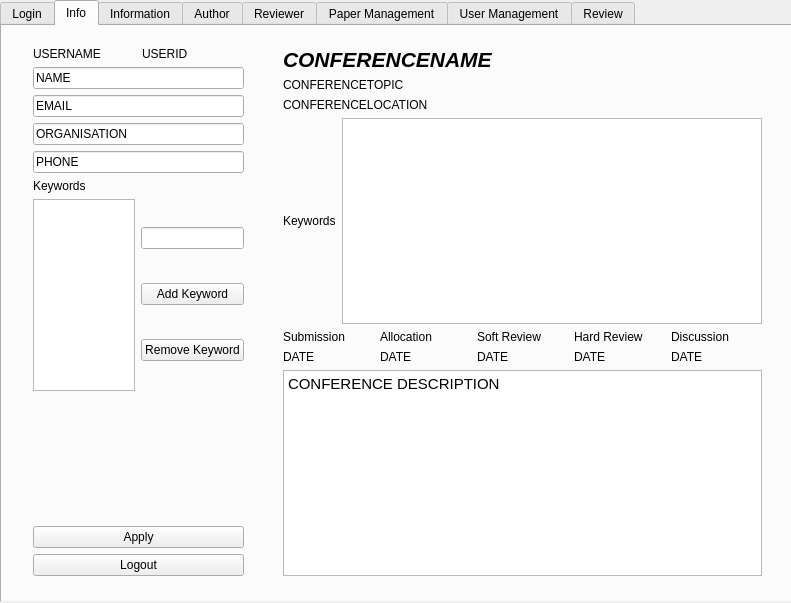
This is CMS/MainWindow.ui in AlexMattLaurenceLukeSam/master as Qt 5 draws it before an edit. The edited form follows.
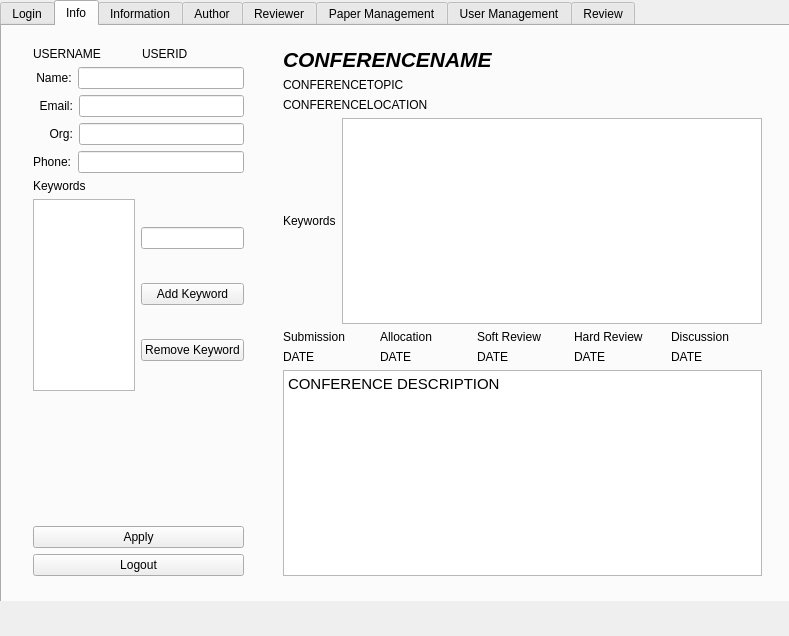
This is the edited form. The open tabs and pages were chosen to show the change.

```diff
--- a/CMS/MainWindow.ui
+++ b/CMS/MainWindow.ui
@@ -6,8 +6,8 @@
    <rect>
     <x>0</x>
     <y>0</y>
-    <width>791</width>
-    <height>603</height>
+    <width>789</width>
+    <height>636</height>
    </rect>
   </property>
   <property name="windowTitle">
@@ -228,32 +228,60 @@
           </layout>
          </item>
          <item>
-          <widget class="QLineEdit" name="name">
-           <property name="text">
-            <string>NAME</string>
-           </property>
-          </widget>
+          <layout class="QHBoxLayout" name="horizontalLayout_35">
+           <item>
+            <widget class="QLabel" name="label_34">
+             <property name="text">
+              <string> Name:</string>
+             </property>
+            </widget>
+           </item>
+           <item>
+            <widget class="QLineEdit" name="name"/>
+           </item>
+          </layout>
          </item>
          <item>
-          <widget class="QLineEdit" name="email">
-           <property name="text">
-            <string>EMAIL</string>
-           </property>
-          </widget>
+          <layout class="QHBoxLayout" name="horizontalLayout_36">
+           <item>
+            <widget class="QLabel" name="label_36">
+             <property name="text">
+              <string>  Email:</string>
+             </property>
+            </widget>
+           </item>
+           <item>
+            <widget class="QLineEdit" name="email"/>
+           </item>
+          </layout>
          </item>
          <item>
-          <widget class="QLineEdit" name="organisation">
-           <property name="text">
-            <string>ORGANISATION</string>
-           </property>
-          </widget>
+          <layout class="QHBoxLayout" name="horizontalLayout_37">
+           <item>
+            <widget class="QLabel" name="label_38">
+             <property name="text">
+              <string>     Org:</string>
+             </property>
+            </widget>
+           </item>
+           <item>
+            <widget class="QLineEdit" name="organisation_3"/>
+           </item>
+          </layout>
          </item>
          <item>
-          <widget class="QLineEdit" name="phone">
-           <property name="text">
-            <string>PHONE</string>
-           </property>
-          </widget>
+          <layout class="QHBoxLayout" name="horizontalLayout_38">
+           <item>
+            <widget class="QLabel" name="label_40">
+             <property name="text">
+              <string>Phone:</string>
+             </property>
+            </widget>
+           </item>
+           <item>
+            <widget class="QLineEdit" name="phone_3"/>
+           </item>
+          </layout>
          </item>
          <item>
           <widget class="QLabel" name="label">
```
Left out of the diff: 80 changed lines with no effect on the pictures.
